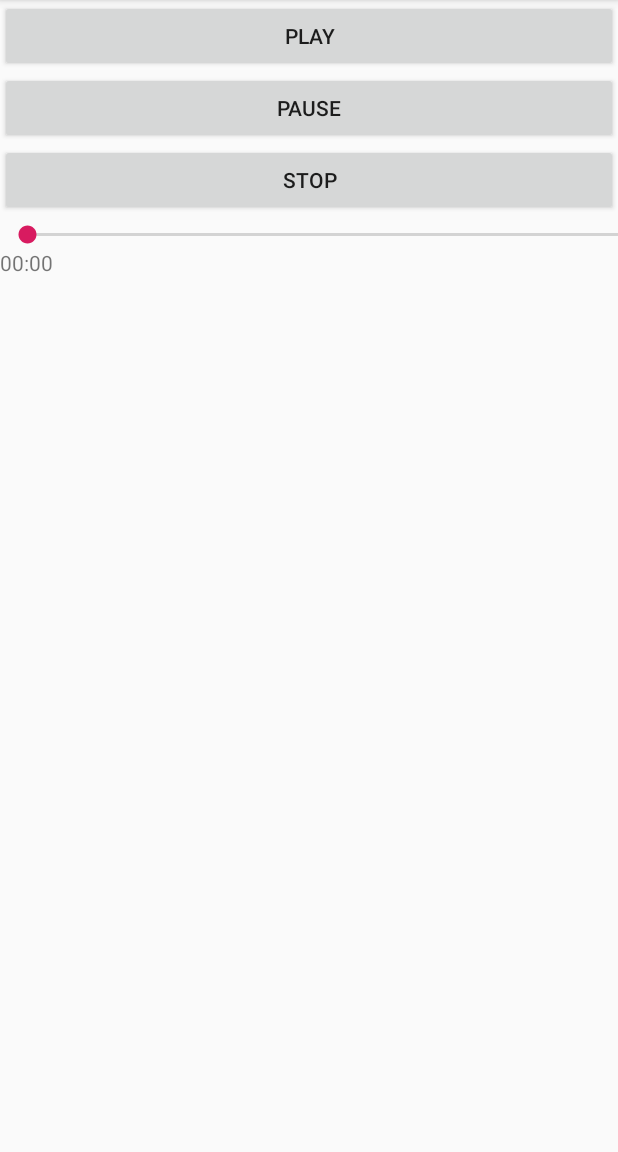
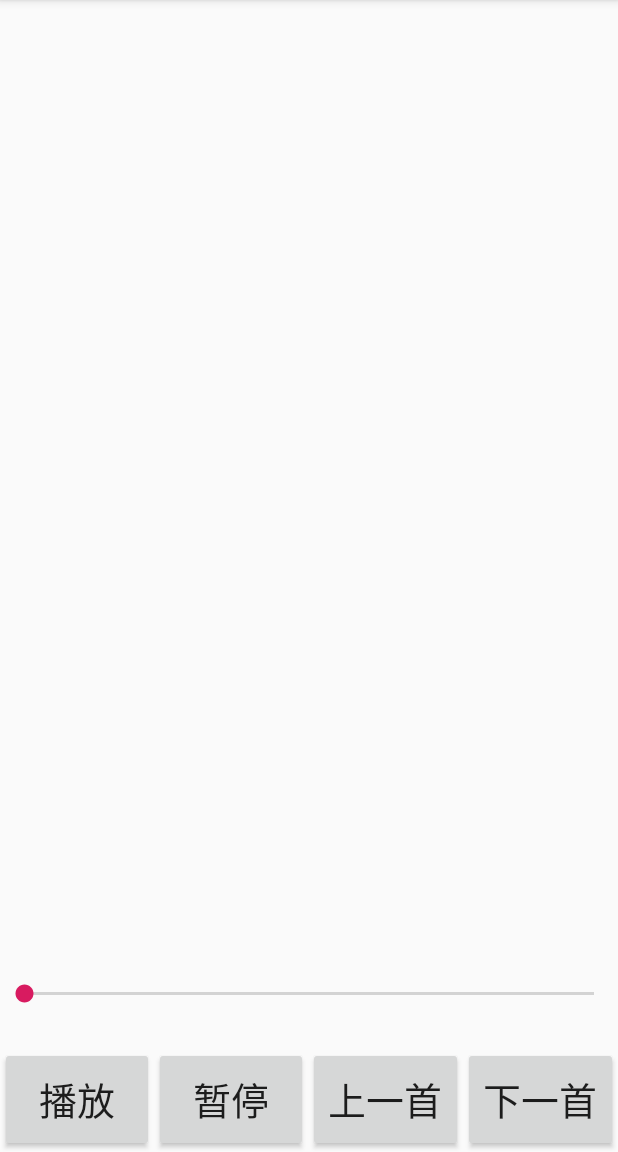
Before and after one commit to CheYuHeng/Android_Subject_Che, an Android app: the screen it shows after launch (MainActivity), on a phone screen of 412 x 824 dp, the part 84-1236 px from its top. Run offline under Robolectric (Android 15) with nearby library versions, the phone set to English and light mode, and no system bars.

Commit message:
实验三，音乐播放器

```diff
--- /dev/null
+++ b/AudioPlayer/app/src/main/java/Adapter/MusicAdapter.java
@@ -0,0 +1,4 @@
+package Adapter;
+
+public class MusicAdapter {
+}
--- /dev/null
+++ b/AudioPlayer/app/src/main/java/Util/MusicUtil.java
@@ -0,0 +1,4 @@
+package Util;
+
+public class MusicUtil {
+}
--- a/AudioPlayer/app/src/main/java/com/example/audioplayer/MainActivity.java
+++ b/AudioPlayer/app/src/main/java/com/example/audioplayer/MainActivity.java
@@ -5,161 +5,60 @@ import androidx.core.app.ActivityCompat;
 import androidx.core.content.ContextCompat;
 
 import android.Manifest;
+import android.content.ContentResolver;
 import android.content.pm.PackageManager;
+import android.database.Cursor;
 import android.media.MediaPlayer;
 import android.os.Bundle;
 import android.os.Environment;
 import android.os.Handler;
 import android.os.Message;
+import android.provider.MediaStore;
+import android.util.Log;
 import android.view.View;
 import android.widget.Button;
+import android.widget.EditText;
+import android.widget.ListView;
 import android.widget.SeekBar;
 import android.widget.TextView;
 import android.widget.Toast;
 
 import java.io.File;
 import java.text.SimpleDateFormat;
+import java.util.List;
 
-public class MainActivity extends AppCompatActivity implements View.OnClickListener{
+import bean.Music;
 
-    private MediaPlayer mediaPlayer = new MediaPlayer();
-    private SeekBar seekbar;
-    private Boolean isSeekBarChanging;
-    private TextView progressTime;
+public class MainActivity extends AppCompatActivity{
 
-    private SimpleDateFormat time = new SimpleDateFormat("mm:ss");
+    public Music music;
+    ListView myMusic;
+    List<Music> music_list;
 
     @Override
     protected void onCreate(Bundle savedInstanceState) {
         super.onCreate(savedInstanceState);
         setContentView(R.layout.activity_main);
 
-        Button play = (Button) findViewById(R.id.play);
-        Button pause = (Button) findViewById(R.id.pause);
-        Button stop = (Button) findViewById(R.id.stop);
+//        myMusic = (ListView) findViewById(R.id.myMusic);
 
-        progressTime = (TextView) findViewById(R.id.time);
-        seekbar = (SeekBar) findViewById(R.id.playSeekBar);
+        ScannerMusic();
 
-        seekbar.setOnSeekBarChangeListener(new SeekBar.OnSeekBarChangeListener() {
-            @Override
-            public void onProgressChanged(SeekBar seekBar, int progress, boolean fromUser) {
-                if(fromUser == true){
-                    mediaPlayer.seekTo(seekBar.getProgress());
-                }
-            }
-
-            @Override
-            public void onStartTrackingTouch(SeekBar seekBar) {
-
-            }
-
-            @Override
-            public void onStopTrackingTouch(SeekBar seekBar) {
-
-            }
-        });
-
-
-        play.setOnClickListener(this);
-        pause.setOnClickListener(this);
-        stop.setOnClickListener(this);
-
-        if (ContextCompat.checkSelfPermission(MainActivity.this,
-                Manifest.permission.WRITE_EXTERNAL_STORAGE) != PackageManager.PERMISSION_GRANTED) {
-            ActivityCompat.requestPermissions(MainActivity.this,
-                    new String[]{ Manifest.permission. WRITE_EXTERNAL_STORAGE }, 1);
-        } else {
-            initMediaPlayer(); // 初始化MediaPlayer
-        }
-
-        new Thread(new Runnable(){
-
-            @Override
-            public void run(){
-                while(true){
-                    try{
-                        Thread.sleep(100);
-                    }catch(InterruptedException e){
-                        e.printStackTrace();
-                    }
-                    handler.obtainMessage(123).sendToTarget();
-                }
-            }
-        }).start();
     }
 
-    private void initMediaPlayer() {
-        try {
-            File file = new File(Environment.getExternalStorageDirectory(), "Music/Te/Believer.mp3");
-            mediaPlayer.setDataSource(file.getPath()); // 指定音频文件的路径
-            mediaPlayer.prepare(); // 让MediaPlayer进入到准备状态
-        } catch (Exception e) {
-            e.printStackTrace();
+    public void ScannerMusic(){
+
+        ContentResolver cr = getApplication().getContentResolver();
+        Cursor cursor = cr.query(MediaStore.Audio.Media.EXTERNAL_CONTENT_URI, null,
+                null, null, MediaStore.Audio.Media.DEFAULT_SORT_ORDER);
+        if(cursor.moveToFirst()){
+            while(cursor.moveToNext()){//遍历数据表中的数据
+                String musicTitle = cursor.getString(cursor.getColumnIndexOrThrow(MediaStore.Audio.Media.TITLE));
+                Log.d("MainActivity","音乐标题:" + musicTitle);
+            }
+            cursor.close();
         }
     }
 
-    @Override
-    public void onRequestPermissionsResult(int requestCode, String[] permissions, int[] grantResults){
-        switch (requestCode) {
-            case 1:
-                if (grantResults.length > 0 && grantResults[0] == PackageManager.PERMISSION_GRANTED) {
-                    initMediaPlayer();
-                } else {
-                    Toast.makeText(this, "拒绝权限将无法使用程序", Toast.LENGTH_SHORT).show();
-                    finish();
-                }
-                break;
-            default:
-        }
-    }
 
-    @Override
-    public void onClick(View v){
-        switch (v.getId()) {
-            case R.id.play:
-                if (!mediaPlayer.isPlaying()) {
-                    mediaPlayer.start(); // 开始播放
-                }
-                break;
-            case R.id.pause:
-                if (mediaPlayer.isPlaying()) {
-                    mediaPlayer.pause(); // 暂停播放
-                }
-                break;
-            case R.id.stop:
-                if (mediaPlayer.isPlaying()) {
-                    mediaPlayer.reset(); // 停止播放
-                    initMediaPlayer();
-                }
-                break;
-            default:
-                break;
-        }
-    }
-
-    @Override
-    protected void onDestroy() {
-        super.onDestroy();
-        if (mediaPlayer != null) {
-            mediaPlayer.stop();
-            mediaPlayer.release();
-        }
-    }
-
-    public Handler handler = new Handler(){
-        @Override
-        public void handleMessage(Message msg){
-            super.handleMessage(msg);
-            switch(msg.what){
-                case 123:
-                    progressTime.setText(time.format(mediaPlayer.getCurrentPosition()));
-                    seekbar.setMax(mediaPlayer.getDuration());
-                    seekbar.setProgress(mediaPlayer.getCurrentPosition());
-                    break;
-                default:
-                    break;
-            }
-        }
-    };
 }
--- a/AudioPlayer/app/src/main/res/layout/activity_main.xml
+++ b/AudioPlayer/app/src/main/res/layout/activity_main.xml
@@ -1,38 +1,67 @@
 <?xml version="1.0" encoding="utf-8"?>
-<LinearLayout xmlns:android="http://schemas.android.com/apk/res/android"
+<LinearLayout
+    xmlns:android="http://schemas.android.com/apk/res/android"
+    xmlns:app="http://schemas.android.com/apk/res-auto"
+    xmlns:tools="http://schemas.android.com/tools"
+    android:layout_width="match_parent"
+    android:layout_height="match_parent"
     android:orientation="vertical"
-    android:layout_width="match_parent"
-    android:layout_height="match_parent" >
+    tools:context=".MainActivity">
 
-    <Button
-        android:id="@+id/play"
+    <ListView
+        android:id="@+id/listView"
         android:layout_width="match_parent"
-        android:layout_height="wrap_content"
-        android:text="Play" />
-
-    <Button
-        android:id="@+id/pause"
-        android:layout_width="match_parent"
-        android:layout_height="wrap_content"
-        android:text="Pause" />
-
-    <Button
-        android:id="@+id/stop"
-        android:layout_width="match_parent"
-        android:layout_height="wrap_content"
-        android:text="Stop" />
+        android:layout_height="0dp"
+        android:layout_weight="9">
+    </ListView>
 
     <SeekBar
-        android:id="@+id/playSeekBar"
-        android:layout_width="1000px"
-        android:layout_height="wrap_content"
-        android:layout_marginLeft="3px"
-        android:layout_marginTop="5px" />
+        android:id="@+id/seek"
+        android:layout_width="match_parent"
+        android:layout_height="0dp"
+        android:layout_weight="1"/>
 
-    <TextView
-        android:id="@+id/time"
-        android:layout_width="wrap_content"
-        android:layout_height="wrap_content"/>
+    <LinearLayout
+        android:layout_width="match_parent"
+        android:layout_height="0dp"
+        android:layout_weight="1">
 
+        <Button
+            android:id="@+id/button_start"
+            android:layout_width="0dp"
+            android:layout_height="match_parent"
+            android:layout_weight="1"
+            android:text="播放"
+            android:textSize="25dp"
+            android:onClick="click"/>
+
+        <Button
+            android:id="@+id/button_pause"
+            android:layout_width="0dp"
+            android:layout_height="match_parent"
+            android:layout_weight="1"
+            android:text="暂停"
+            android:textSize="25dp"
+            android:onClick="click"/>
+
+        <Button
+            android:id="@+id/button_last"
+            android:layout_width="0dp"
+            android:layout_height="match_parent"
+            android:layout_weight="1"
+            android:text="上一首"
+            android:textSize="25dp"
+            android:onClick="click"/>
+
+        <Button
+            android:id="@+id/button_next"
+            android:layout_width="0dp"
+            android:layout_height="match_parent"
+            android:layout_weight="1"
+            android:text="下一首"
+            android:textSize="25dp"
+            android:onClick="click"/>
+
+    </LinearLayout>
 
 </LinearLayout>
```
Also changed, not shown: AudioPlayer/app/src/main/java/bean/Music.java (added, +60 -0 lines), AudioPlayer/app/src/main/res/layout/item_music.xml (added, +31 -0 lines), AudioPlayer/gradle/wrapper/gradle-wrapper.properties.
